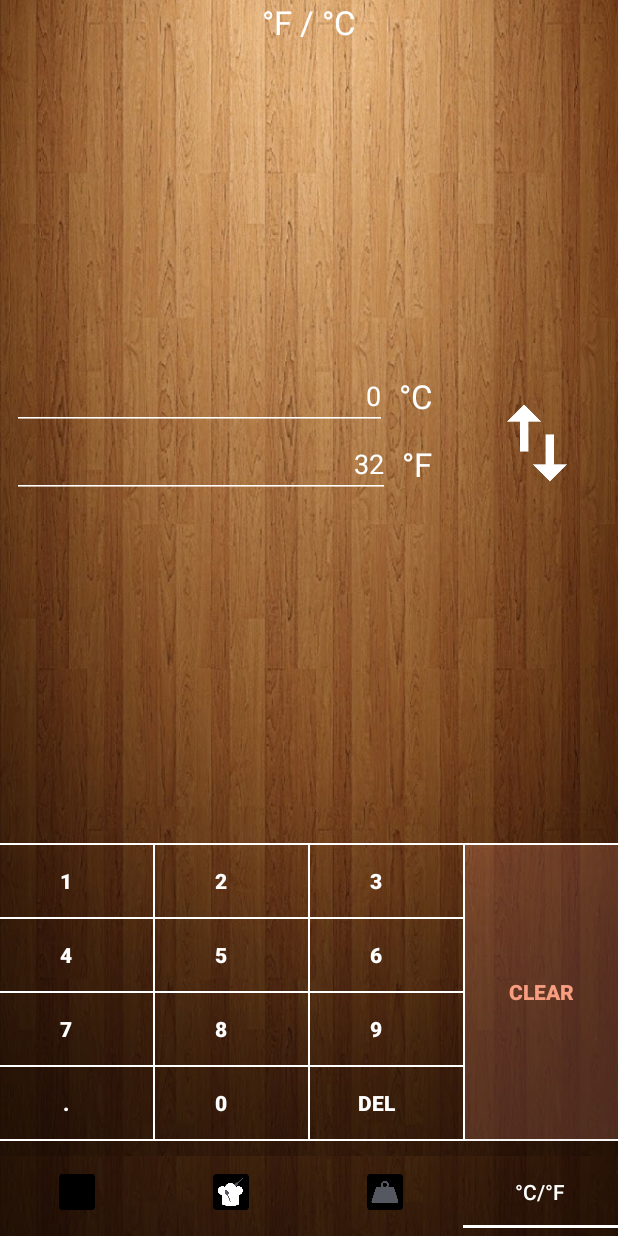
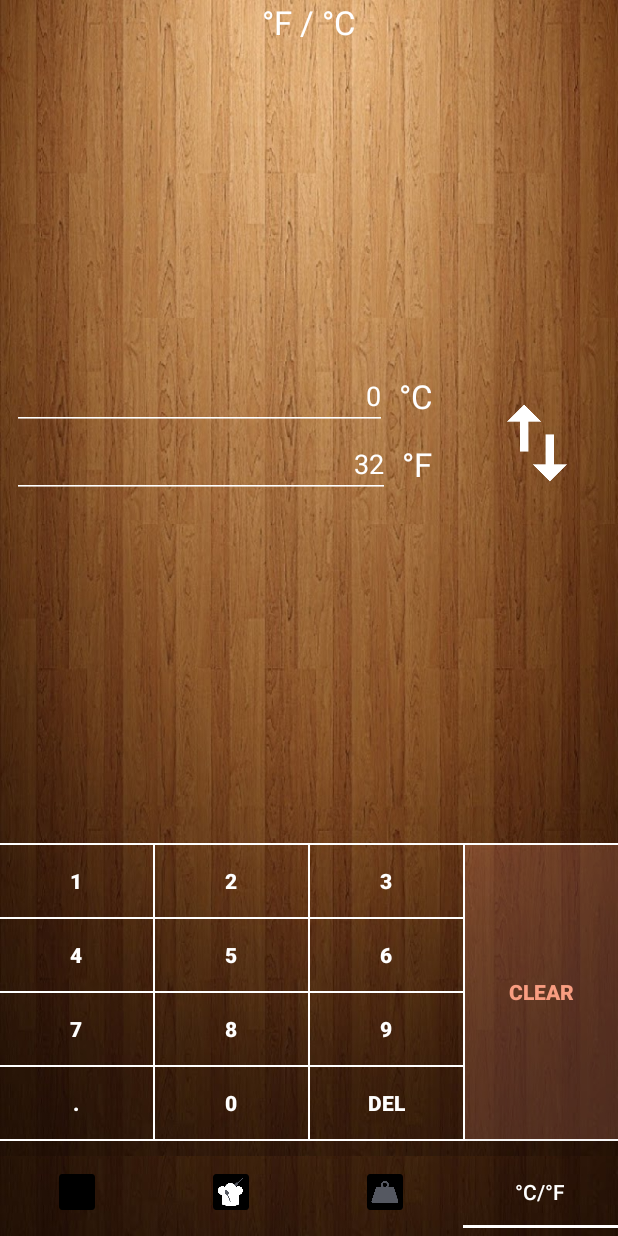
Before and after one commit to ExceptionTeam17/BestCookingConverter, an Android app: the screen it shows after launch (MainActivity), item 4 of the bottom bar chosen, on a phone screen of 412 x 824 dp. Run offline under Robolectric (Android 15) with nearby library versions, the phone set to English and light mode, and no system bars; our stand-ins replace AdMob; 1 statement that could not run was skipped.

Commit message:
button number position changed for next update

```diff
--- a/app/src/main/res/layout/convertor_temp_layout.xml
+++ b/app/src/main/res/layout/convertor_temp_layout.xml
@@ -155,6 +155,7 @@
                 android:layout_height="wrap_content"
                 android:background="#00000000"
                 android:textColor="@color/textColor"
+                android:layout_gravity="center"
                 android:textStyle="bold"
                 android:text="1" />
 
@@ -168,6 +169,7 @@
                 android:layout_width="wrap_content"
                 android:layout_height="wrap_content"
                 android:background="#00000000"
+                android:layout_gravity="center"
                 android:textColor="@color/textColor"
                 android:textStyle="bold"
                 android:text="4"/>
@@ -182,6 +184,7 @@
                 android:layout_width="wrap_content"
                 android:layout_height="wrap_content"
                 android:background="#00000000"
+                android:layout_gravity="center"
                 android:textColor="@color/textColor"
                 android:textStyle="bold"
                 android:text="7"/>
@@ -196,6 +199,7 @@
                 android:layout_width="wrap_content"
                 android:layout_height="wrap_content"
                 android:background="#00000000"
+                android:layout_gravity="center"
                 android:textColor="@color/textColor"
                 android:textStyle="bold"
                 android:text="."/>
@@ -230,6 +234,7 @@
                 android:layout_width="wrap_content"
                 android:layout_height="wrap_content"
                 android:background="#00000000"
+                android:layout_gravity="center"
                 android:textColor="@color/textColor"
                 android:textStyle="bold"
                 android:text="2"/>
@@ -245,6 +250,7 @@
                 android:layout_width="wrap_content"
                 android:layout_height="wrap_content"
                 android:background="#00000000"
+                android:layout_gravity="center"
                 android:textColor="@color/textColor"
                 android:textStyle="bold"
                 android:text="5"/>
@@ -260,6 +266,7 @@
                 android:layout_width="wrap_content"
                 android:layout_height="wrap_content"
                 android:background="#00000000"
+                android:layout_gravity="center"
                 android:textColor="@color/textColor"
                 android:textStyle="bold"
                 android:text="8"/>
@@ -275,6 +282,7 @@
                 android:layout_width="wrap_content"
                 android:layout_height="wrap_content"
                 android:background="#00000000"
+                android:layout_gravity="center"
                 android:textColor="@color/textColor"
                 android:textStyle="bold"
                 android:text="0"/>
@@ -309,6 +317,7 @@
                 android:layout_width="wrap_content"
                 android:layout_height="wrap_content"
                 android:background="#00000000"
+                android:layout_gravity="center"
                 android:textColor="@color/textColor"
                 android:textStyle="bold"
                 android:text="3"/>
@@ -324,6 +333,7 @@
                 android:layout_width="wrap_content"
                 android:layout_height="wrap_content"
                 android:background="#00000000"
+                android:layout_gravity="center"
                 android:textColor="@color/textColor"
                 android:textStyle="bold"
                 android:text="6"/>
@@ -338,6 +348,7 @@
                 android:layout_width="wrap_content"
                 android:layout_height="wrap_content"
                 android:background="#00000000"
+                android:layout_gravity="center"
                 android:textColor="@color/textColor"
                 android:textStyle="bold"
                 android:text="9"/>
@@ -352,6 +363,7 @@
                 android:layout_width="wrap_content"
                 android:layout_height="wrap_content"
                 android:background="#00000000"
+                android:layout_gravity="center"
                 android:textColor="@color/textColor"
                 android:textStyle="bold"
                 android:text="del"/>
@@ -384,6 +396,7 @@
             android:layout_width="match_parent"
             android:layout_height="0dp"
             android:layout_weight="1"
+            android:layout_gravity="center"
             android:background="#33f99d81"
             android:textColor="#f99d81"
             android:textStyle="bold"
```
Also changed, not shown: app/src/main/res/layout/convertor_layout.xml (+12 -0 lines).
